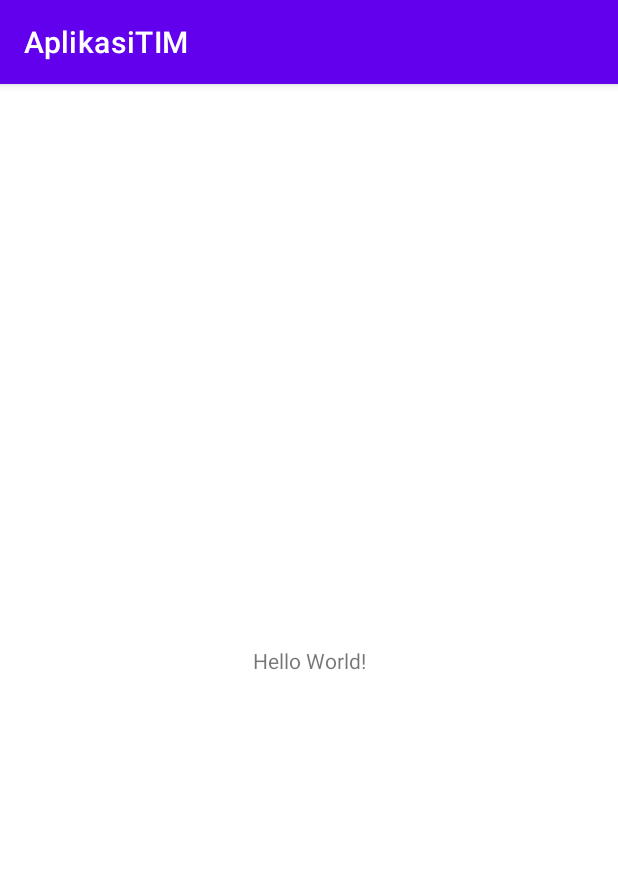
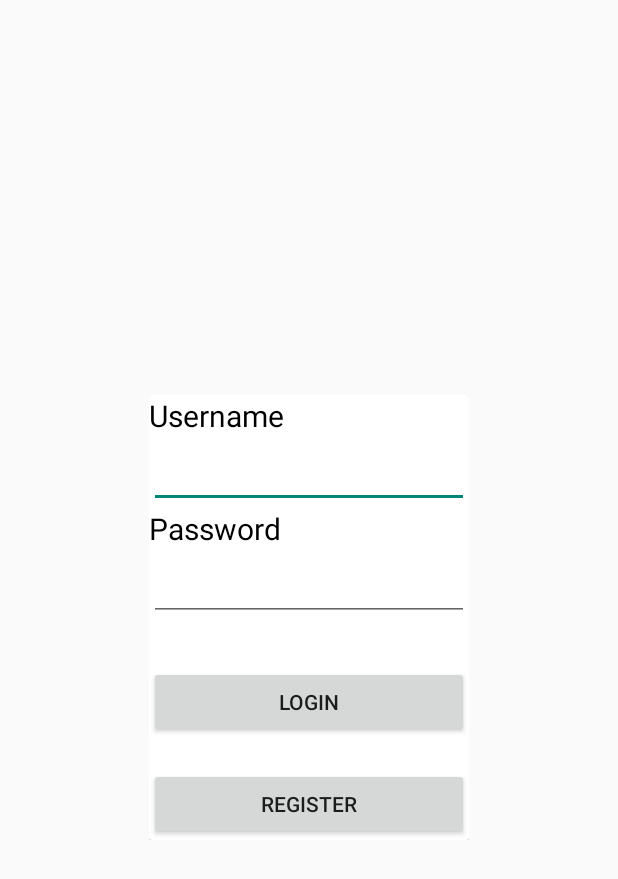
Before and after one commit to Alifyando/AplikasiTIM, an Android app: the screen it shows after launch (MainActivity), on a phone screen of 412 x 824 dp. Shown: the top 879 px of the screen. Run offline under Robolectric (Android 15) with nearby library versions, the light colour scheme and no system bars.

Commit message:
activity main

```diff
--- a/app/src/main/AndroidManifest.xml
+++ b/app/src/main/AndroidManifest.xml
@@ -8,7 +8,7 @@
         android:label="@string/app_name"
         android:roundIcon="@mipmap/ic_launcher_round"
         android:supportsRtl="true"
-        android:theme="@style/Theme.AplikasiTIM">
+        android:theme="@style/Theme.AppCompat.Light.NoActionBar">
         <activity
             android:name=".MainActivity"
             android:exported="true">
--- a/app/src/main/res/layout/activity_main.xml
+++ b/app/src/main/res/layout/activity_main.xml
@@ -1,18 +1,72 @@
 <?xml version="1.0" encoding="utf-8"?>
-<androidx.constraintlayout.widget.ConstraintLayout xmlns:android="http://schemas.android.com/apk/res/android"
+<LinearLayout xmlns:android="http://schemas.android.com/apk/res/android"
     xmlns:app="http://schemas.android.com/apk/res-auto"
     xmlns:tools="http://schemas.android.com/tools"
-    android:layout_width="match_parent"
-    android:layout_height="match_parent"
+    android:layout_width="wrap_content"
+    android:layout_height="wrap_content"
+    android:layout_gravity="center"
+    android:orientation="vertical"
     tools:context=".MainActivity">
 
-    <TextView
+    <androidx.cardview.widget.CardView
         android:layout_width="wrap_content"
         android:layout_height="wrap_content"
-        android:text="Hello World!"
-        app:layout_constraintBottom_toBottomOf="parent"
-        app:layout_constraintLeft_toLeftOf="parent"
-        app:layout_constraintRight_toRightOf="parent"
-        app:layout_constraintTop_toTopOf="parent" />
+        android:paddingLeft="10dp"
+        android:paddingTop="10dp"
+        android:paddingRight="10dp"
+        android:paddingBottom="10dp">
 
-</androidx.constraintlayout.widget.ConstraintLayout>
+        <LinearLayout
+            android:layout_width="match_parent"
+            android:layout_height="match_parent"
+            android:orientation="vertical">
+
+            <TextView
+                android:id="@+id/textView"
+                android:layout_width="wrap_content"
+                android:layout_height="wrap_content"
+                android:text="Username"
+                android:textColor="#000000"
+                android:textSize="20sp" />
+
+            <EditText
+                android:id="@+id/txtUsername"
+                android:layout_width="wrap_content"
+                android:layout_height="wrap_content"
+                android:ems="10"
+                android:inputType="textPersonName"
+                android:minHeight="48dp" />
+
+            <TextView
+                android:id="@+id/textView2"
+                android:layout_width="wrap_content"
+                android:layout_height="wrap_content"
+                android:text="Password"
+                android:textColor="#000000"
+                android:textSize="20sp" />
+
+            <EditText
+                android:id="@+id/editTextTextPassword"
+                android:layout_width="wrap_content"
+                android:layout_height="wrap_content"
+                android:ems="10"
+                android:inputType="textPassword"
+                android:minHeight="48dp" />
+
+            <Button
+                android:id="@+id/btnLogin"
+                android:layout_width="match_parent"
+                android:layout_height="wrap_content"
+                android:layout_marginTop="30dp"
+                android:text="login" />
+
+            <Button
+                android:id="@+id/btnRegister"
+                android:layout_width="match_parent"
+                android:layout_height="wrap_content"
+                android:layout_marginTop="20dp"
+                android:text="register" />
+        </LinearLayout>
+
+    </androidx.cardview.widget.CardView>
+</LinearLayout>
```
